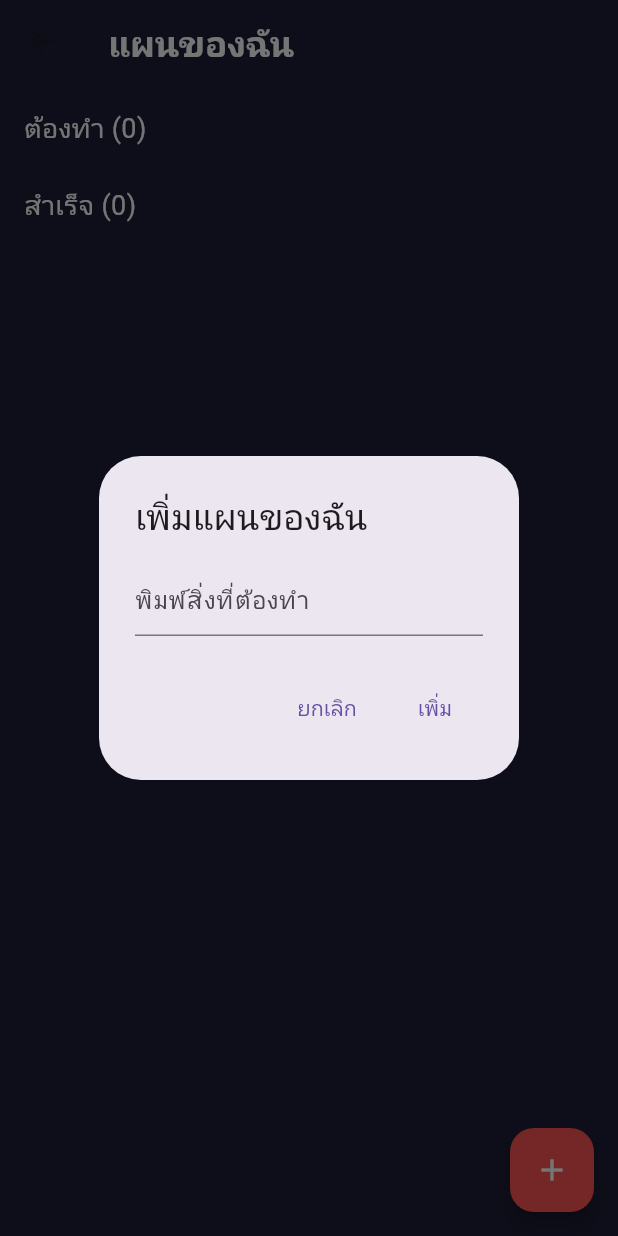
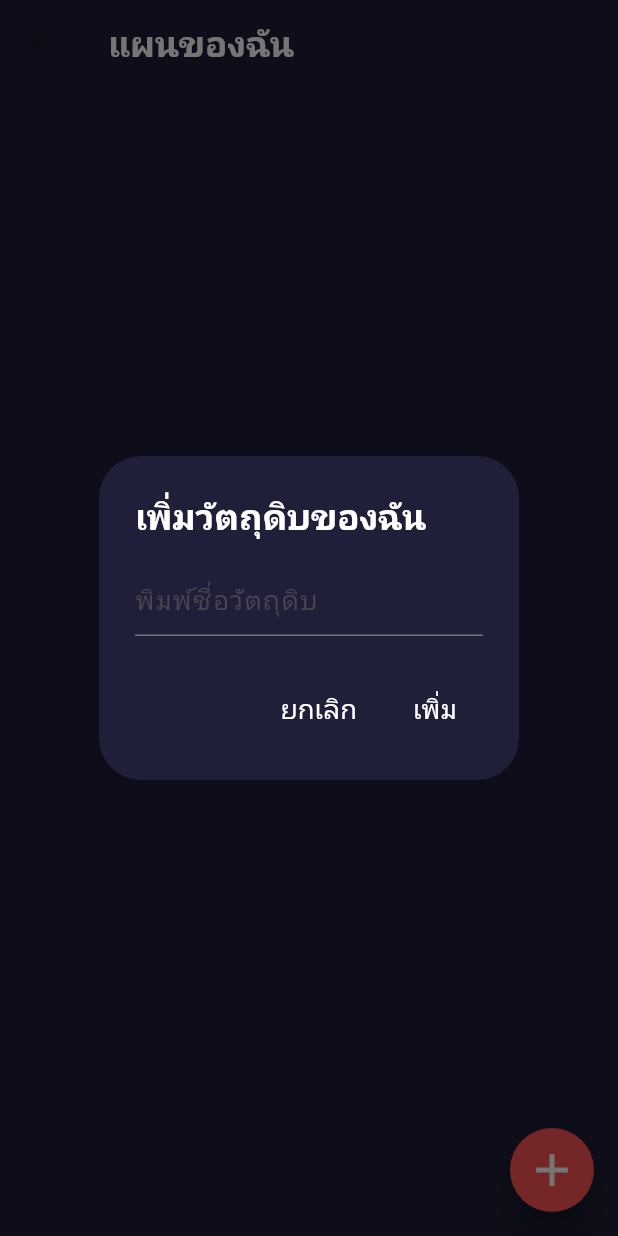
Before and after one commit to droverzz/project_mobile, a Flutter app: the ToDoList screen opened directly, after a tap on the "add" icon, on a phone screen of 412 x 824 dp. Run offline on Flutter 3.47's test engine with Material 3 defaults, Android fonts, the phone set to English and light mode, and no system bars.

Commit message:
fixed_todo_screen

```diff
--- a/lib/screens/todo_screen.dart
+++ b/lib/screens/todo_screen.dart
@@ -4,7 +4,6 @@ class ToDoList extends StatefulWidget {
   const ToDoList({super.key});
 
   @override
-  // ignore: library_private_types_in_public_api
   _ToDoListState createState() => _ToDoListState();
 }
 
@@ -12,21 +11,34 @@ class _ToDoListState extends State<ToDoList> {
   List<String> tasks = [];
   List<String> completedTasks = [];
 
+  /// หน้าต่างเพิ่มรายการวัตถุดิบ
   void _addTask() {
     TextEditingController controller = TextEditingController();
     showDialog(
       context: context,
       builder: (context) {
         return AlertDialog(
-          title: Text('เพิ่มแผนของฉัน'),
+          backgroundColor: Color(0xFF1F1F39),
+          title: Text(
+            'เพิ่มวัตถุดิบของฉัน',
+            style: TextStyle(
+              fontSize: 24,
+              fontWeight: FontWeight.bold,
+              color: Colors.white,
+            ),
+          ),
           content: TextField(
             controller: controller,
-            decoration: InputDecoration(hintText: 'พิมพ์สิ่งที่ต้องทำ'),
+            style: TextStyle(fontSize: 18, color: Colors.white),
+            decoration: InputDecoration(hintText: 'พิมพ์ชื่อวัตถุดิบ'),
           ),
           actions: [
             TextButton(
               onPressed: () => Navigator.pop(context),
-              child: Text('ยกเลิก'),
+              child: Text(
+                'ยกเลิก',
+                style: TextStyle(fontSize: 18, color: Colors.white),
+              ),
             ),
             TextButton(
               onPressed: () {
@@ -37,7 +49,10 @@ class _ToDoListState extends State<ToDoList> {
                 }
                 Navigator.pop(context);
               },
-              child: Text('เพิ่ม'),
+              child: Text(
+                'เพิ่ม',
+                style: TextStyle(fontSize: 18, color: Colors.white),
+              ),
             ),
           ],
         );
@@ -49,6 +64,13 @@ class _ToDoListState extends State<ToDoList> {
     setState(() {
       completedTasks.add(tasks[index]);
       tasks.removeAt(index);
+    });
+  }
+
+  void _toggleCompletedTask(int index) {
+    setState(() {
+      tasks.add(completedTasks[index]);
+      completedTasks.removeAt(index);
     });
   }
 
@@ -75,11 +97,29 @@ class _ToDoListState extends State<ToDoList> {
         ),
         centerTitle: false,
       ),
-      body: Padding(
+      body: tasks.isEmpty && completedTasks.isEmpty
+          ? Center(
+              child: Column(
+                mainAxisAlignment: MainAxisAlignment.center,
+                children: [
+                  Text(
+                    'ยังไม่มีแผนการ',
+                    style: TextStyle(fontSize: 20, color: Colors.white),
+                  ),
+                  SizedBox(height: 8),
+                  Text(
+                    'คุณยังไม่เพิ่มแผนใดๆ ที่ต้องทำ',
+                    style: TextStyle(fontSize: 16, color: Colors.grey),
+                  ),
+                ],
+              ),
+            )
+          : Padding(
               padding: EdgeInsets.all(16),
               child: Column(
                 crossAxisAlignment: CrossAxisAlignment.start,
                 children: [
+                  if (tasks.isNotEmpty) ...[
                     Text('ต้องทำ (${tasks.length})',
                         style: TextStyle(
                           color: Colors.white,
@@ -90,17 +130,21 @@ class _ToDoListState extends State<ToDoList> {
                       int index = entry.key;
                       String task = entry.value;
                       return Card(
-                color: Colors.black54,
+                        color: Color(0xFF2F2F4F),
                         child: ListTile(
-                  title: Text(task, style: TextStyle(color: Colors.white)),
-                  leading: Checkbox(
-                    value: false,
-                    onChanged: (_) => _toggleTask(index),
+                          title:
+                              Text(task, style: TextStyle(color: Colors.white)),
+                          leading: IconButton(
+                            icon: Icon(Icons.radio_button_unchecked,
+                                color: Colors.white),
+                            onPressed: () => _toggleTask(index),
                           ),
                         ),
                       );
                     }).toList(),
+                  ],
                   SizedBox(height: 16),
+                  if (completedTasks.isNotEmpty) ...[
                     Text('สำเร็จ (${completedTasks.length})',
                         style: TextStyle(
                           color: Colors.white,
@@ -111,13 +155,22 @@ class _ToDoListState extends State<ToDoList> {
                       int index = entry.key;
                       String task = entry.value;
                       return Card(
-                color: Colors.black54,
+                        color: Color(0xFF2F2F4F),
                         child: ListTile(
-                  title: Text(task,
+                          title: Text(
+                            task,
                             style: TextStyle(
                               color: Colors.white,
-                          decoration: TextDecoration.lineThrough)),
-                  leading: Icon(Icons.check_circle, color: Colors.blue),
+                              decoration: TextDecoration.lineThrough,
+                              decorationColor: Colors.red,
+                              decorationThickness: 2,
+                            ),
+                          ),
+                          leading: IconButton(
+                            icon: Icon(Icons.check_circle,
+                                color: Color(0xFF3D5CFF)),
+                            onPressed: () => _toggleCompletedTask(index),
+                          ),
                           trailing: IconButton(
                             icon: Icon(Icons.delete, color: Colors.red),
                             onPressed: () => _removeCompletedTask(index),
@@ -126,12 +179,15 @@ class _ToDoListState extends State<ToDoList> {
                       );
                     }).toList(),
                   ],
+                ],
               ),
             ),
       floatingActionButton: FloatingActionButton(
         onPressed: _addTask,
+        shape: CircleBorder(),
+        elevation: 10,
         backgroundColor: Colors.redAccent,
-        child: Icon(Icons.add, color: Colors.white),
+        child: Icon(Icons.add, color: Colors.white, size: 36),
       ),
     );
   }
```
Lines whose indentation alone changed are shown as unchanged.
